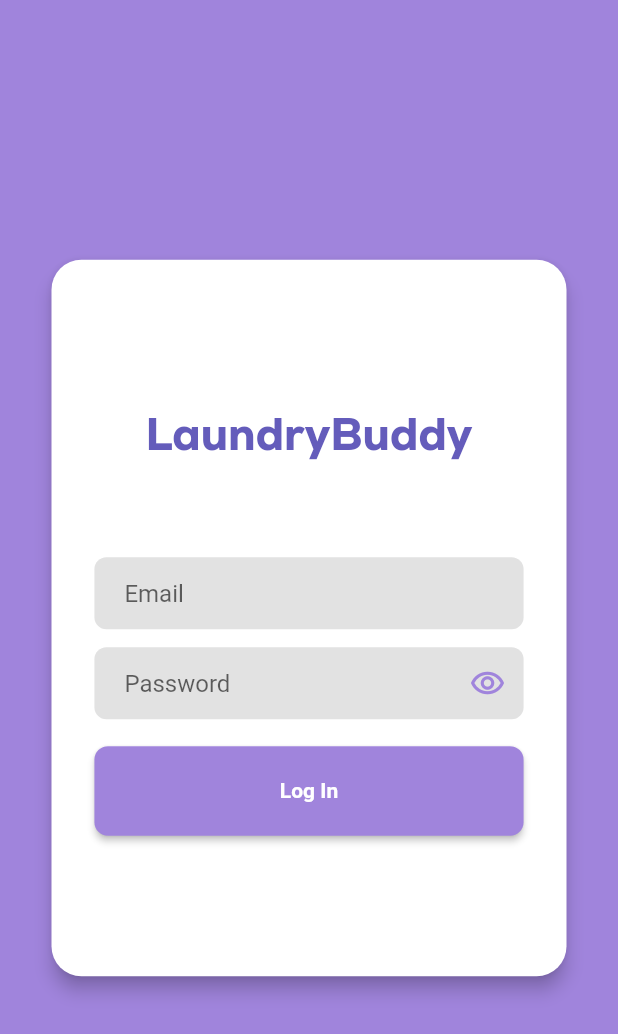
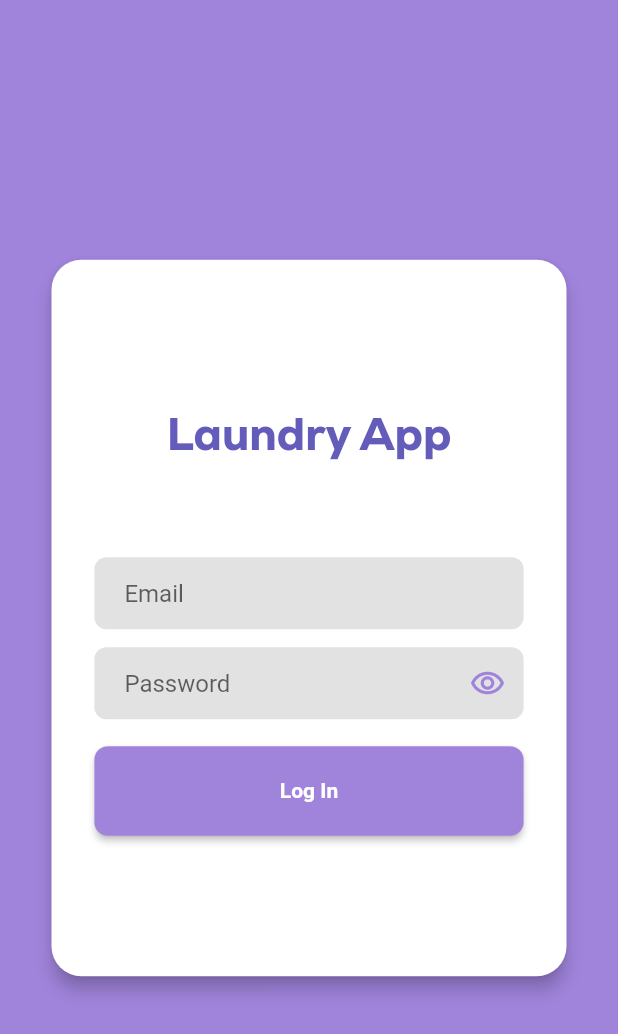
Before and after one commit to AlghifariRaspati/proj-ujikom-getx, a Flutter app: the screen it shows after launch, on a phone screen of 412 x 824 dp. Shown: the top 1034 px of the screen. Run offline on Flutter 3.47's test engine with Material 2 defaults, Android fonts, the phone set to English and light mode, and no system bars; our stand-ins replace cloud_firestore, firebase_auth, firebase_core, flutter_screenutil, get, open_file and 1 more; accounts and stored records are empty.

Commit message:
new title

```diff
--- a/lib/app/modules/login/views/login_view.dart
+++ b/lib/app/modules/login/views/login_view.dart
@@ -56,7 +56,7 @@ class LoginView extends GetView<LoginController> {
                   mainAxisAlignment: MainAxisAlignment.center,
                   children: [
                     const TitleText(
-                      text: "LaundryBuddy",
+                      text: "Laundry App",
                     ),
                     SizedBox(
                       height: 50.h,
```
